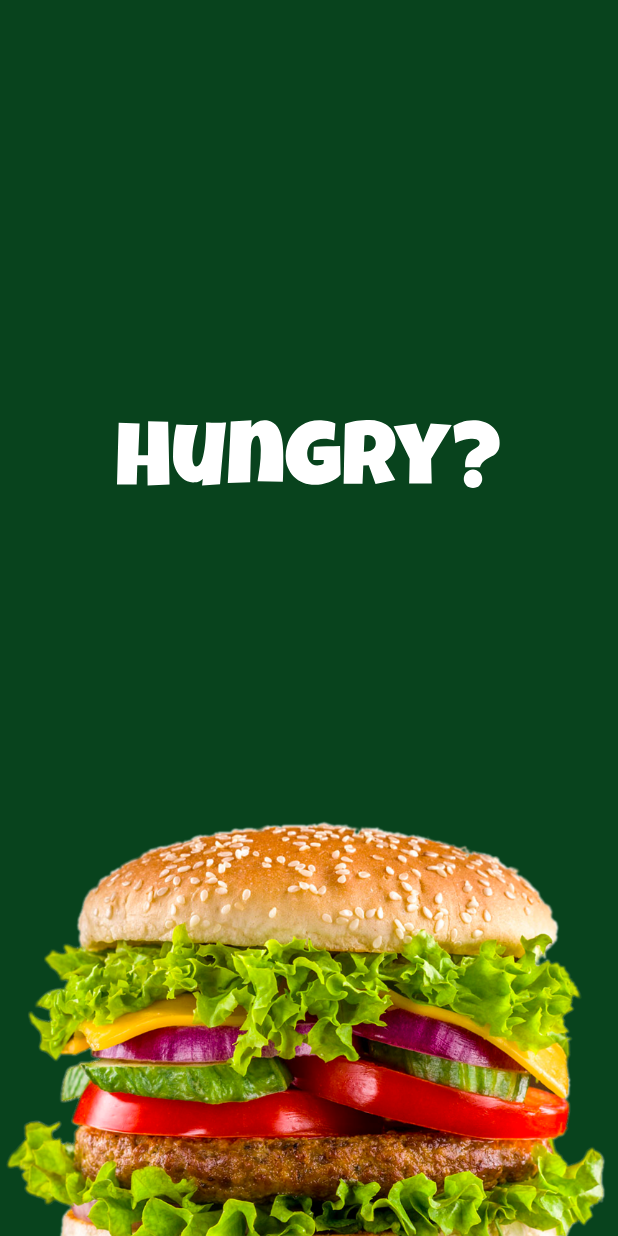
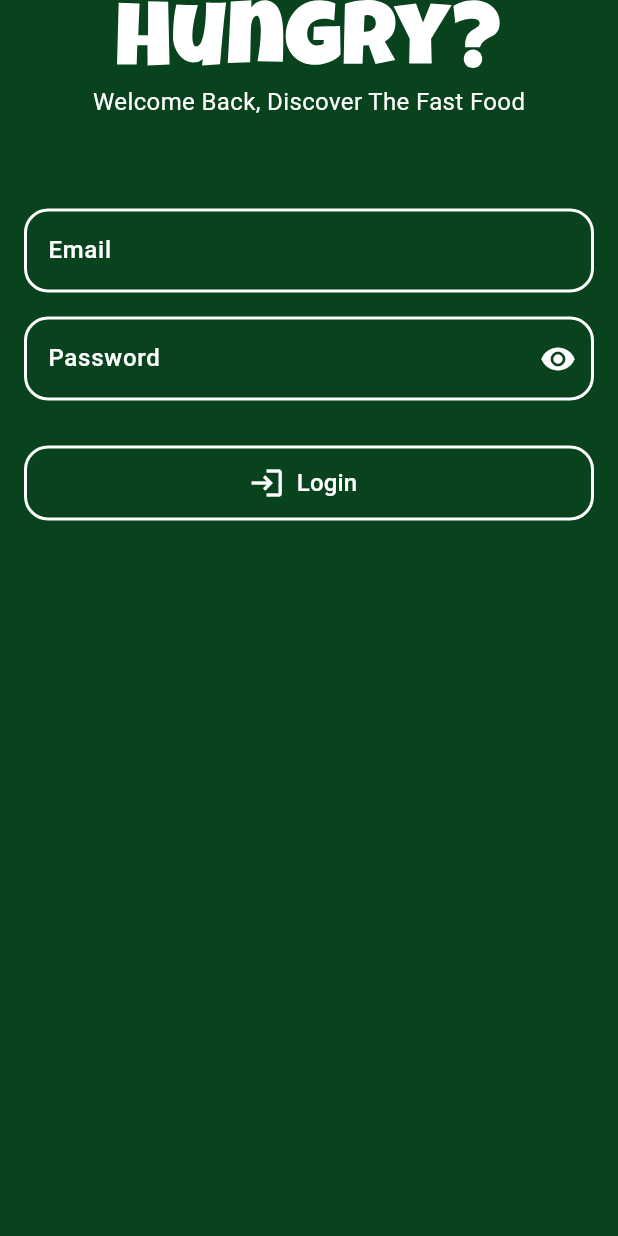
Before and after one commit to Marwan460/hungry-app, a Flutter app: the screen it shows after launch, on a phone screen of 412 x 824 dp. Run offline on Flutter 3.47's test engine with Material 3 defaults, Android fonts, the phone set to English and light mode, and no system bars; our stand-ins replace flutter_svg, gap.

Commit message:
Add login view.

```diff
--- a/lib/core/constant/app_text_style.dart
+++ b/lib/core/constant/app_text_style.dart
@@ -0,0 +1,11 @@
+import 'package:flutter/material.dart';
+
+import 'app_colors.dart';
+
+abstract class AppTextStyle {
+  static const TextStyle regular16 = TextStyle(
+    fontSize: 16,
+    fontWeight: FontWeight.w400,
+    color: AppColors.white,
+  );
+}
--- /dev/null
+++ b/lib/core/widgets/custom_button.dart
@@ -0,0 +1,30 @@
+import 'package:flutter/material.dart';
+import 'package:hungry/core/constant/app_colors.dart';
+
+class CustomButton extends StatelessWidget {
+  final Function() onPressed;
+  final double? width;
+
+  const CustomButton({super.key, required this.onPressed, this.width});
+
+  @override
+  Widget build(BuildContext context) {
+    return ElevatedButton.icon(
+      style: ElevatedButton.styleFrom(
+        fixedSize: Size(width ?? MediaQuery.of(context).size.width, 50),
+        backgroundColor: Colors.transparent,
+        elevation: 0,
+        shape: RoundedRectangleBorder(
+          borderRadius: BorderRadius.circular(16),
+          side: BorderSide(color: AppColors.white, width: 2),
+        ),
+      ),
+      onPressed: onPressed,
+      icon: Icon(Icons.login_outlined, color: AppColors.white, size: 24),
+      label: Text(
+        'Login',
+        style: TextStyle(color: AppColors.white, fontSize: 16),
+      ),
+    );
+  }
+}
--- /dev/null
+++ b/lib/features/auth/views/login_view.dart
@@ -0,0 +1,63 @@
+import 'package:flutter/material.dart';
+import 'package:flutter_svg/flutter_svg.dart';
+import 'package:gap/gap.dart';
+import 'package:hungry/core/constant/app_assets.dart';
+import 'package:hungry/core/constant/app_colors.dart';
+import 'package:hungry/core/constant/app_text_style.dart';
+import 'package:hungry/core/widgets/custom_button.dart';
+import 'package:hungry/features/auth/widgets/custom_text_form_field.dart';
+import 'package:hungry/features/auth/widgets/password_field.dart';
+
+class LoginView extends StatefulWidget {
+  const LoginView({super.key});
+
+  @override
+  State<LoginView> createState() => _LoginViewState();
+}
+
+class _LoginViewState extends State<LoginView> {
+  final _formKey = GlobalKey<FormState>();
+
+  @override
+  Widget build(BuildContext context) {
+    return GestureDetector(
+      onTap: () => FocusScope.of(context).unfocus(),
+      child: Scaffold(
+        backgroundColor: AppColors.primary,
+        body: SafeArea(
+          child: Center(
+            child: Padding(
+              padding: const EdgeInsets.symmetric(horizontal: 16),
+              child: Form(
+                key: _formKey,
+                child: Column(
+                  children: [
+                    SvgPicture.asset(AppAssets.logo),
+                    Gap(10),
+                    Text(
+                      'Welcome Back, Discover The Fast Food',
+                      style: AppTextStyle.regular16,
+                    ),
+                    Gap(60),
+                    CustomTextFormField(
+                      label: 'Email',
+                      textInputType: TextInputType.emailAddress,
+                    ),
+                    Gap(16),
+                    PasswordField(),
+                    Gap(30),
+                    CustomButton(
+                      onPressed: () {
+                        if (_formKey.currentState!.validate()) {}
+                      },
+                    ),
+                  ],
+                ),
+              ),
+            ),
+          ),
+        ),
+      ),
+    );
+  }
+}
--- /dev/null
+++ b/lib/features/auth/widgets/custom_text_form_field.dart
@@ -0,0 +1,58 @@
+import 'package:flutter/material.dart';
+import 'package:hungry/core/constant/app_text_style.dart';
+
+import '../../../core/constant/app_colors.dart';
+
+class CustomTextFormField extends StatelessWidget {
+  final String label;
+  final bool? obscureText;
+  final Widget? suffixIcon;
+  final TextInputType textInputType;
+
+  const CustomTextFormField({
+    super.key,
+    required this.label,
+    this.obscureText,
+    this.suffixIcon,
+    required this.textInputType,
+  });
+
+  @override
+  Widget build(BuildContext context) {
+    return TextFormField(
+      cursorColor: AppColors.white,
+      keyboardType: textInputType,
+      style: AppTextStyle.regular16,
+      validator: (value) {
+        if (value == null || value.isEmpty) {
+          return 'This field is required';
+        }
+        return null;
+      },
+      obscureText: obscureText ?? false,
+
+      decoration: InputDecoration(
+        label: Text(
+          label,
+          style: AppTextStyle.regular16.copyWith(fontWeight: FontWeight.w500),
+        ),
+        suffixIcon: suffixIcon,
+        floatingLabelAlignment: FloatingLabelAlignment.start,
+        enabledBorder: buildOutlineInputBorder(),
+        focusedBorder: buildOutlineInputBorder(),
+        errorBorder: OutlineInputBorder(
+          borderSide: BorderSide(color: Colors.red, width: 2),
+          borderRadius: BorderRadius.circular(16),
+        ),
+        focusedErrorBorder: buildOutlineInputBorder(),
+      ),
+    );
+  }
+
+  OutlineInputBorder buildOutlineInputBorder() {
+    return OutlineInputBorder(
+      borderSide: BorderSide(color: AppColors.white, width: 2),
+      borderRadius: BorderRadius.circular(16),
+    );
+  }
+}
--- /dev/null
+++ b/lib/features/auth/widgets/password_field.dart
@@ -0,0 +1,34 @@
+import 'package:flutter/material.dart';
+import 'package:hungry/features/auth/widgets/custom_text_form_field.dart';
+
+import '../../../core/constant/app_colors.dart';
+import '../../../core/constant/app_text_style.dart';
+
+class PasswordField extends StatefulWidget {
+  const PasswordField({super.key});
+
+  @override
+  State<PasswordField> createState() => _PasswordFieldState();
+}
+
+class _PasswordFieldState extends State<PasswordField> {
+  bool _obscureText = true;
+
+  @override
+  Widget build(BuildContext context) {
+    return CustomTextFormField(
+      label: 'Password',
+      textInputType: TextInputType.visiblePassword,
+      obscureText: _obscureText,
+      suffixIcon: GestureDetector(
+        onTap: () {
+          _obscureText = !_obscureText;
+          setState(() {});
+        },
+        child: _obscureText
+            ? Icon(Icons.remove_red_eye, color: AppColors.white)
+            : Icon(Icons.visibility_off, color: AppColors.white),
+      ),
+    );
+  }
+}
--- a/lib/main.dart
+++ b/lib/main.dart
@@ -1,4 +1,5 @@
 import 'package:flutter/material.dart';
+import 'package:hungry/features/auth/views/login_view.dart';
 import 'package:hungry/splash_view.dart';
 
 void main() {
@@ -13,7 +14,7 @@ class MyApp extends StatelessWidget {
     return MaterialApp(
       title: 'Hungry',
       debugShowCheckedModeBanner: false,
-      home: SplashView(),
+      home: LoginView(),
     );
   }
 }
```
